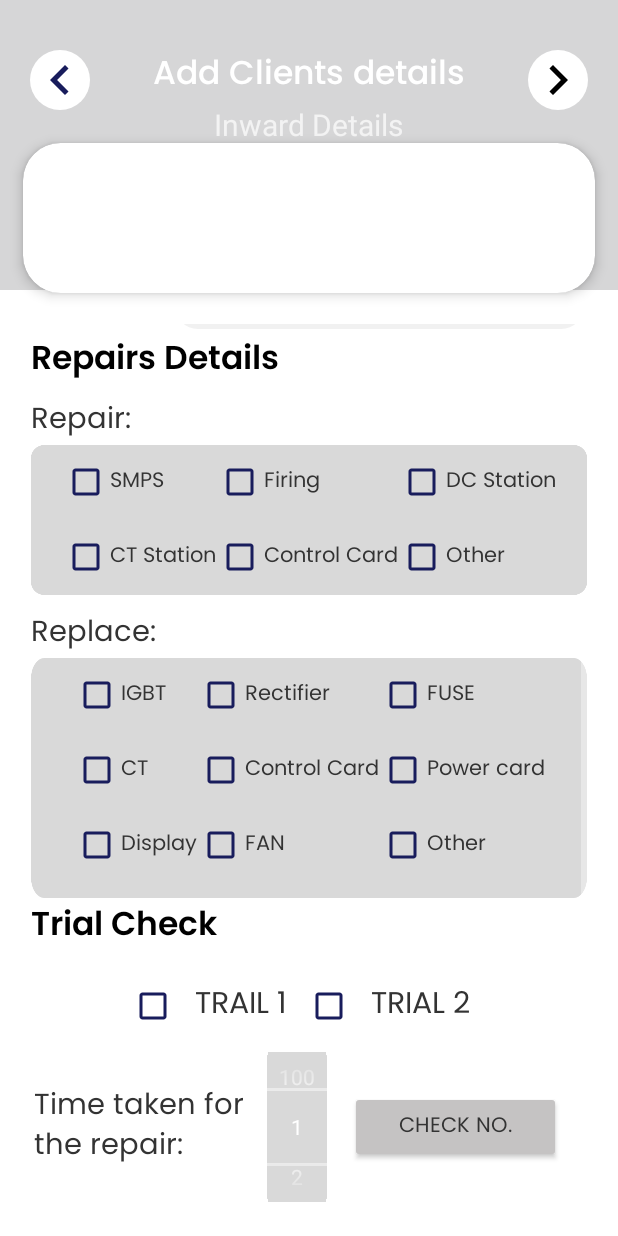
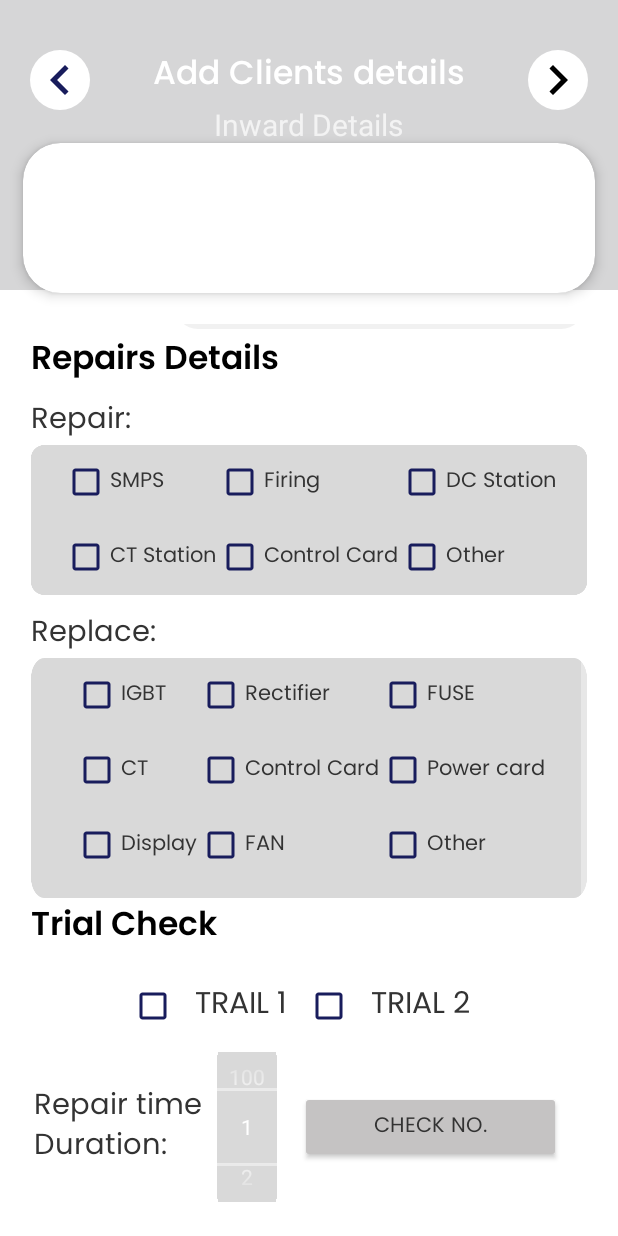
Before and after one commit to bhoraniaarshadali/Hi-Tech-Controls, an Android app: the fragment fill_three_fragment placed in its activity, scrolled down 262 dp, on a phone screen of 412 x 824 dp. Run offline under Robolectric (Android 15) with nearby library versions, the phone set to English and light mode, and no system bars.

Commit message:
fill_three_fragment | Complete

```diff
--- a/app/src/main/java/com/example/hi_tech_controls/fragments/fill_three_fragment.java
+++ b/app/src/main/java/com/example/hi_tech_controls/fragments/fill_three_fragment.java
@@ -72,7 +72,7 @@ public class fill_three_fragment extends Fragment {
             @Override
             public void onClick(View view) {
                 int selectedNumber = np.getValue();
-                showToast("Selected Number: " + selectedNumber);
+                showToast("Duration: " + selectedNumber + "/days");
             }
         });
     }
--- a/app/src/main/res/layout/fragment_fill_three.xml
+++ b/app/src/main/res/layout/fragment_fill_three.xml
@@ -557,7 +557,7 @@
                     android:layout_width="wrap_content"
                     android:layout_height="wrap_content"
                     android:fontFamily="@font/poppins_regular"
-                    android:text="Time taken for \nthe repair: "
+                    android:text="Repair time\nDuration: "
                     android:textColor="@color/lightblack"
                     android:textSize="19sp"
                     tools:ignore="HardcodedText,TooDeepLayout" />
```
